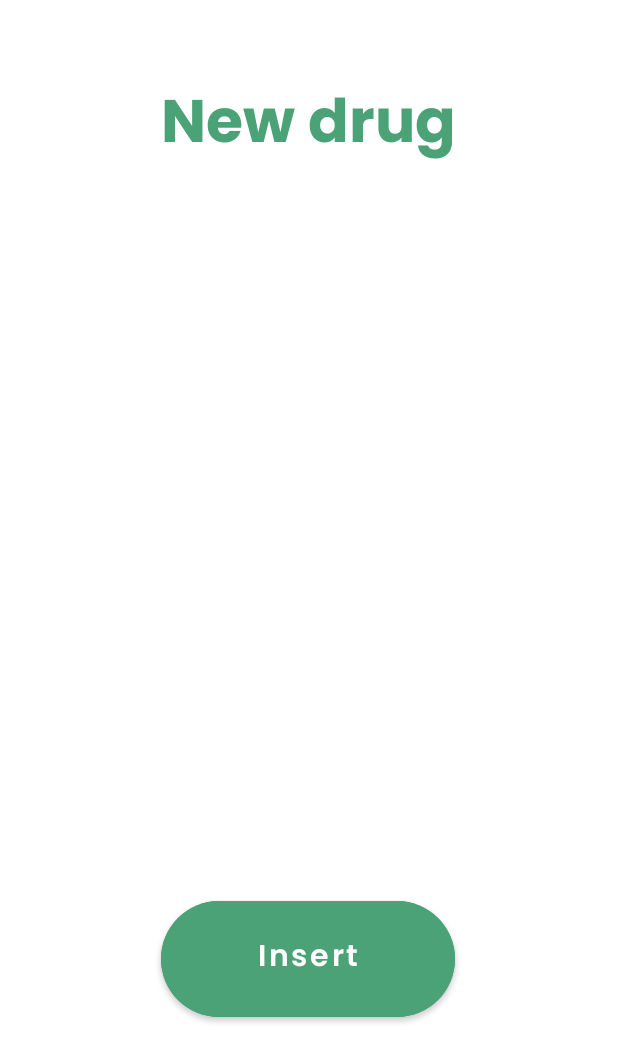
After one commit to josephcaviglia/PortableDoctorApp, an Android app: the NewDrugActivity screen opened directly, with no data from a screen before it, on a phone screen of 412 x 824 dp. The commit adds this screen. Shown: the top 1062 px of the screen. Run offline under Robolectric (Android 15) with nearby library versions, the phone set to English and light mode, and no system bars; network calls fail.

Commit message:
New drug

```diff
--- a/app/src/main/AndroidManifest.xml
+++ b/app/src/main/AndroidManifest.xml
@@ -40,6 +40,11 @@
             android:screenOrientation="portrait"
             android:label="@string/app_name">
         </activity>
+        <activity
+            android:name=".NewDrugActivity"
+            android:screenOrientation="portrait"
+            android:label="@string/app_name">
+        </activity>
         <meta-data
             android:name="preloaded_fonts"
             android:resource="@array/preloaded_fonts" />
--- a/app/src/main/java/com/cabo/portabledoctor/MainActivity.java
+++ b/app/src/main/java/com/cabo/portabledoctor/MainActivity.java
@@ -57,6 +57,11 @@ public class MainActivity extends AppCompatActivity {
 
         test.setOnClickListener(view -> {
             Intent intent = new Intent(getApplicationContext(), TestActivity.class);
+            startActivity(intent);
+        });
+
+        med.setOnClickListener(view -> {
+            Intent intent = new Intent(getApplicationContext(), NewDrugActivity.class);
             startActivity(intent);
         });
 
--- /dev/null
+++ b/app/src/main/java/com/cabo/portabledoctor/NewDrugActivity.java
@@ -0,0 +1,13 @@
+package com.cabo.portabledoctor;
+
+import android.os.Bundle;
+
+import androidx.appcompat.app.AppCompatActivity;
+
+public class NewDrugActivity extends AppCompatActivity {
+    @Override
+    protected void onCreate(Bundle savedInstanceState) {
+        super.onCreate(savedInstanceState);
+        setContentView(R.layout.activity_new_drug);
+    }
+}
--- /dev/null
+++ b/app/src/main/res/layout/activity_new_drug.xml
@@ -0,0 +1,59 @@
+<?xml version="1.0" encoding="utf-8"?>
+<androidx.constraintlayout.widget.ConstraintLayout
+    xmlns:android="http://schemas.android.com/apk/res/android"
+    xmlns:app="http://schemas.android.com/apk/res-auto"
+    xmlns:tools="http://schemas.android.com/tools"
+    android:layout_width="match_parent"
+    android:layout_height="match_parent">
+
+    <TextView
+        android:id="@+id/title5"
+        android:layout_width="363dp"
+        android:layout_height="61dp"
+        android:layout_marginStart="50dp"
+        android:layout_marginTop="50dp"
+        android:layout_marginEnd="50dp"
+        android:fontFamily="@font/poppins_bold"
+        android:text="@string/new_drug"
+        android:textAlignment="center"
+        android:textColor="@color/green"
+        android:textSize="40sp"
+        app:layout_constraintEnd_toEndOf="parent"
+        app:layout_constraintHorizontal_bias="0.514"
+        app:layout_constraintStart_toStartOf="parent"
+        app:layout_constraintTop_toTopOf="parent" />
+
+    <Button
+        android:id="@+id/insert2"
+        android:layout_width="196dp"
+        android:layout_height="89dp"
+        android:layout_gravity="start"
+        android:layout_marginStart="48dp"
+        android:layout_marginEnd="48dp"
+        android:layout_marginBottom="140dp"
+        android:backgroundTint="@color/green"
+        android:fontFamily="@font/poppins_semibold"
+        android:text="@string/insert"
+        android:textAllCaps="false"
+        android:textSize="20sp"
+        app:cornerRadius="50dp"
+        app:layout_constraintBottom_toBottomOf="parent"
+        app:layout_constraintEnd_toEndOf="parent"
+        app:layout_constraintHorizontal_bias="0.495"
+        app:layout_constraintStart_toStartOf="parent" />
+
+    <TextView
+        android:id="@+id/error5"
+        android:layout_width="253dp"
+        android:layout_height="23dp"
+        android:layout_marginStart="90dp"
+        android:layout_marginEnd="90dp"
+        android:layout_marginBottom="28dp"
+        android:fontFamily="@font/poppins_bold"
+        android:textAlignment="center"
+        android:textColor="#F44336"
+        app:layout_constraintBottom_toTopOf="@+id/insert2"
+
+        app:layout_constraintEnd_toEndOf="parent"
+        app:layout_constraintStart_toStartOf="parent" />
+</androidx.constraintlayout.widget.ConstraintLayout>
--- a/app/src/main/res/values/strings.xml
+++ b/app/src/main/res/values/strings.xml
@@ -31,4 +31,5 @@
     <string name="insert">Insert</string>
     <string name="error">Error</string>
     <string name="drug">Drug</string>
+    <string name="new_drug">New drug</string>
 </resources>
```
Also changed, not shown: app/src/main/java/com/cabo/portabledoctor/TestActivity.java (+28 -3 lines), app/src/main/res/layout/activity_test.xml (+17 -0 lines), 1 other file.
